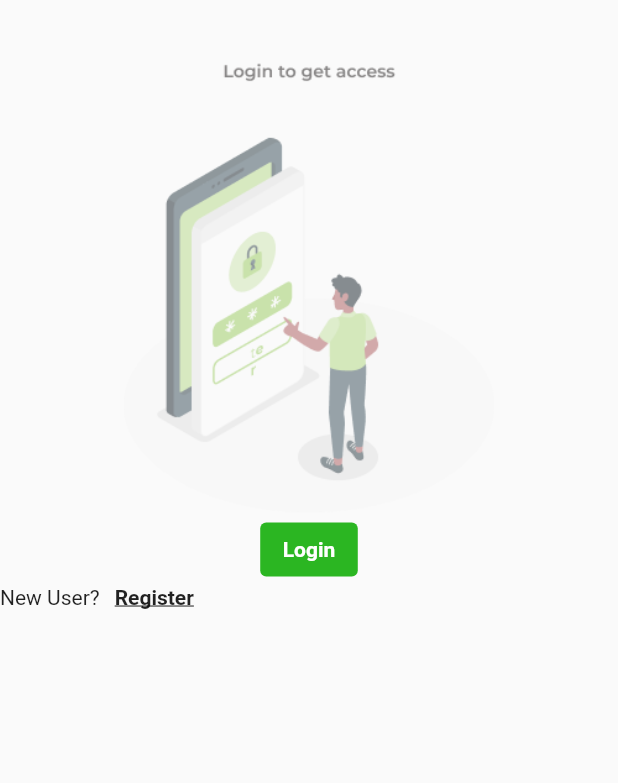
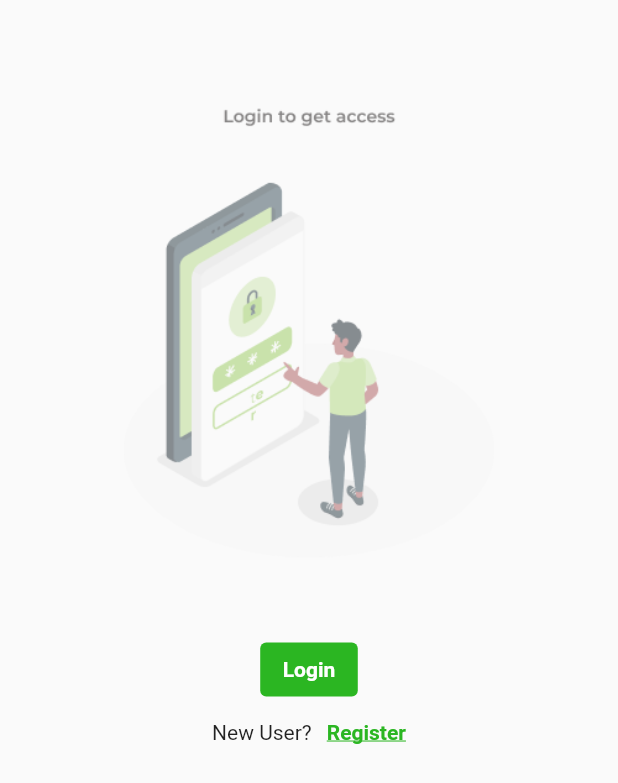
Before and after one commit to bssughosh/agri-guide, a Flutter app: what buildProfileLoggedOutViewMobile() shows on an empty page, opened directly with empty values, on a phone screen of 412 x 824 dp. Shown: the top 783 px of the screen. Run offline on Flutter 3.47's test engine with Material 2 defaults, Android fonts, the phone set to English and light mode, and no system bars; our stand-ins replace cloud_firestore, email_validator, firebase_auth, firebase_core, flutter_clean_architecture, flutter_spinkit and 4 more; missing offline and left inert: checkdigit; accounts and stored records are empty.

Commit message:
logged out view done

```diff
--- a/lib/app/profile/presentation/mobile/logged_in_view.dart
+++ b/lib/app/profile/presentation/mobile/logged_in_view.dart
@@ -5,4 +5,6 @@ import '../profile_controller.dart';
 Widget buildProfileLoggedInViewMobile({
   @required ProfilePageController controller,
   @required BuildContext context,
-}) {}
+}) {
+  return Container();
+}
--- a/lib/app/profile/presentation/mobile/logged_out_view.dart
+++ b/lib/app/profile/presentation/mobile/logged_out_view.dart
@@ -14,11 +14,12 @@ Widget buildProfileLoggedOutViewMobile({
     child: SingleChildScrollView(
       child: Column(
         children: [
-          SizedBox(height: 40),
+          SizedBox(height: 70),
           Image.asset(
             'assets/login_to_continue.png',
             width: screenWidth * 0.6,
           ),
+          SizedBox(height: 50),
           CustomButton(
             isActive: true,
             isOverlayRequired: false,
@@ -27,16 +28,21 @@ Widget buildProfileLoggedOutViewMobile({
             },
             title: 'Login',
           ),
-          Container(
+          SizedBox(height: 10),
+          Center(
+            child: Container(
               child: Row(
+                mainAxisAlignment: MainAxisAlignment.center,
                 children: [
                   Text('New User?'),
                   SizedBox(width: 10),
                   GestureDetector(
                     child: Text(
                       'Register',
-                    style: AppTheme.bodyBoldText
-                        .copyWith(decoration: TextDecoration.underline),
+                      style: AppTheme.bodyBoldText.copyWith(
+                        decoration: TextDecoration.underline,
+                        color: AppTheme.secondaryColor,
+                      ),
                     ),
                     onTap: () {
                       controller.navigateToRegistration();
@@ -44,6 +50,7 @@ Widget buildProfileLoggedOutViewMobile({
                   )
                 ],
               ),
+            ),
           )
         ],
       ),
--- a/lib/app/profile/presentation/profile_controller.dart
+++ b/lib/app/profile/presentation/profile_controller.dart
@@ -210,11 +210,13 @@ class ProfilePageController extends Controller {
   }
 
   void navigateToLogin() {
-    navigationService.navigateTo(NavigationService.loginPage);
+    navigationService.navigateTo(NavigationService.loginPage,
+        shouldReplace: true);
   }
 
   void navigateToRegistration() {
-    navigationService.navigateTo(NavigationService.registerPage);
+    navigationService.navigateTo(NavigationService.registerPage,
+        shouldReplace: true);
   }
 
   String selectedStateName() {
```
Also changed, not shown: lib/app/home/presentation/home_view.dart (+2 -44 lines). Lines whose indentation alone changed are shown as unchanged.
